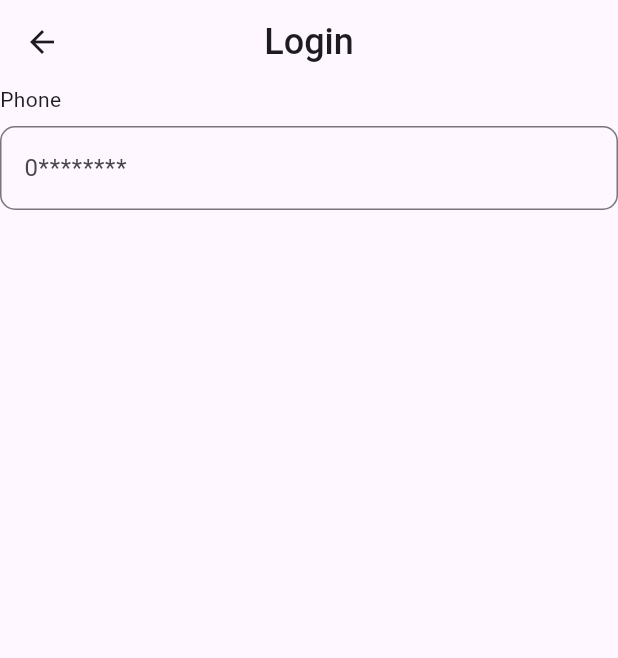
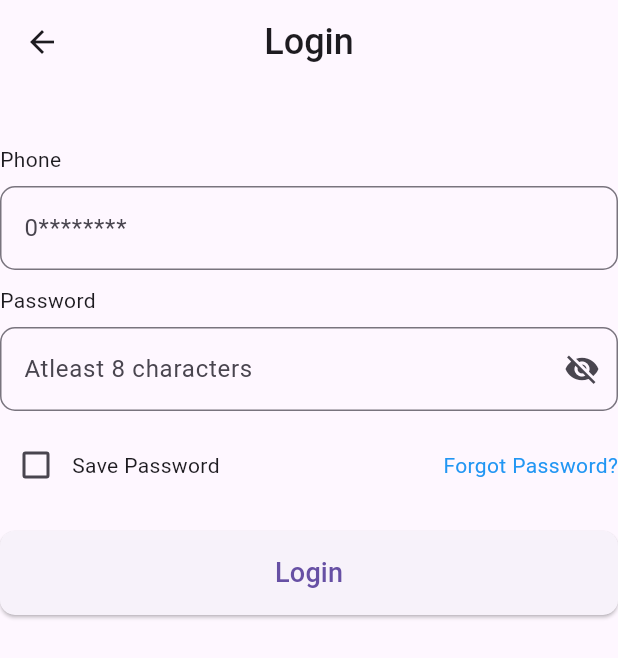
Before and after one commit to Samson-Songare/smart_water_app, a Flutter app: the screen it shows after launch, after a tap on "Start Tracking", on a phone screen of 412 x 824 dp. Shown: the top 658 px of the screen. Run offline on Flutter 3.47's test engine with Material 3 defaults, Android fonts, the phone set to English and light mode, and no system bars; our stand-ins replace pin_code_text_field.

Commit message:
created login screen,verify_code,and homepage

```diff
--- a/lib/main.dart
+++ b/lib/main.dart
@@ -14,11 +14,6 @@ class MyApp extends StatelessWidget {
       theme: ThemeData(
         // useMaterial3: true,
         primarySwatch: Colors.blue,
-        textTheme: TextTheme(
-          displayLarge: const TextStyle(
-              fontSize: 24, fontWeight: FontWeight.w500), // Define text styles
-          bodyText1: const TextStyle(fontSize: 16, fontWeight: FontWeight.w400),
-        ),
       ),
       home: const SplashScreen(),
     );
--- a/lib/pages/login_page.dart
+++ b/lib/pages/login_page.dart
@@ -1,21 +1,32 @@
 import 'package:flutter/material.dart';
+import 'package:smart_water_app/pages/verification_page.dart';
 
-class LoginPage extends StatelessWidget {
+class LoginPage extends StatefulWidget {
   const LoginPage({Key? key}) : super(key: key);
 
+  @override
+  State<LoginPage> createState() => _LoginPageState();
+}
+
+class _LoginPageState extends State<LoginPage> {
+  bool _hidePassword = true;
+  bool _savePassword = false;
   @override
   Widget build(BuildContext context) {
     return Scaffold(
       appBar: AppBar(
+        elevation: 0,
         title: const Text(
           "Login",
           style: TextStyle(fontSize: 24, fontWeight: FontWeight.w500),
         ),
         centerTitle: true,
       ),
-      body: ListView(
+      body: Center(
+        child: ListView(
           scrollDirection: Axis.vertical,
           children: [
+            const SizedBox(height: 40),
             const Text(
               "Phone",
               style: TextStyle(fontSize: 14, fontWeight: FontWeight.w400),
@@ -28,9 +39,94 @@ class LoginPage extends StatelessWidget {
                   hintText: "0********",
                   border: OutlineInputBorder(
                       borderRadius: BorderRadius.circular(10.0),
-                    borderSide: BorderSide(color: Colors.black12))),
+                      borderSide: const BorderSide(color: Colors.grey))),
+            ),
+            const SizedBox(
+              height: 10,
+            ),
+            const Text(
+              "Password",
+              style: TextStyle(fontSize: 14, fontWeight: FontWeight.w400),
+            ),
+            const SizedBox(
+              height: 8.0,
+            ),
+            TextField(
+              obscureText: _hidePassword,
+              decoration: InputDecoration(
+                  hintText: "Atleast 8 characters",
+                  suffixIcon: IconButton(
+                    icon: Icon(_hidePassword
+                        ? Icons.visibility_off
+                        : Icons.visibility),
+                    onPressed: () {
+                      setState(() {
+                        _hidePassword = !_hidePassword;
+                      });
+                    },
+                  ),
+                  border: OutlineInputBorder(
+                      borderRadius: BorderRadius.circular(10.0),
+                      borderSide: const BorderSide(color: Colors.grey))),
+            ),
+            const SizedBox(
+              height: 12.0,
+            ),
+            Row(
+              mainAxisAlignment: MainAxisAlignment.spaceBetween,
+              children: [
+                Row(
+                  children: [
+                    Checkbox(
+                      value: _savePassword,
+                      onChanged: (value) {
+                        setState(() {
+                          _savePassword = !_savePassword;
+                        });
+                      },
+                    ),
+                    const Text("Save Password")
+                  ],
+                ),
+                GestureDetector(
+                  onTap: () {
+                    //todo: implement Forgot password here
+                  },
+                  child: const Text(
+                    "Forgot Password?",
+                    style: TextStyle(color: Colors.blue),
+                  ),
                 )
               ],
+            ),
+            const SizedBox(height: 20.0),
+            ElevatedButton(
+                onPressed: () {
+                  //TODO: login logic here
+                  Navigator.of(context).pushReplacement(MaterialPageRoute(
+                    builder: (context) => VerificationPage(),
+                  ));
+                },
+                style: ButtonStyle(
+                  shape: MaterialStateProperty.all<RoundedRectangleBorder>(
+                    RoundedRectangleBorder(
+                      borderRadius: BorderRadius.circular(10.0),
+                    ),
+                  ),
+                ),
+                child: Container(
+                  padding:
+                      const EdgeInsets.symmetric(vertical: 15, horizontal: 20),
+                  child: Text(
+                    "Login",
+                    style: const TextStyle(
+                      fontSize: 18,
+                      fontWeight: FontWeight.w500,
+                    ),
+                  ),
+                )),
+          ],
+        ),
       ),
     );
   }
--- a/pubspec.yaml
+++ b/pubspec.yaml
@@ -9,6 +9,7 @@ environment:
 dependencies:
   flutter:
     sdk: flutter
+  pin_code_text_field: ^1.8.0
 
 dev_dependencies:
   flutter_test:
```
Also changed, not shown: lib/pages/home_page.dart (added, +31 -0 lines), lib/pages/verification_page.dart (added, +101 -0 lines), images/verify_code.png (added). Lines whose indentation alone changed are shown as unchanged.
